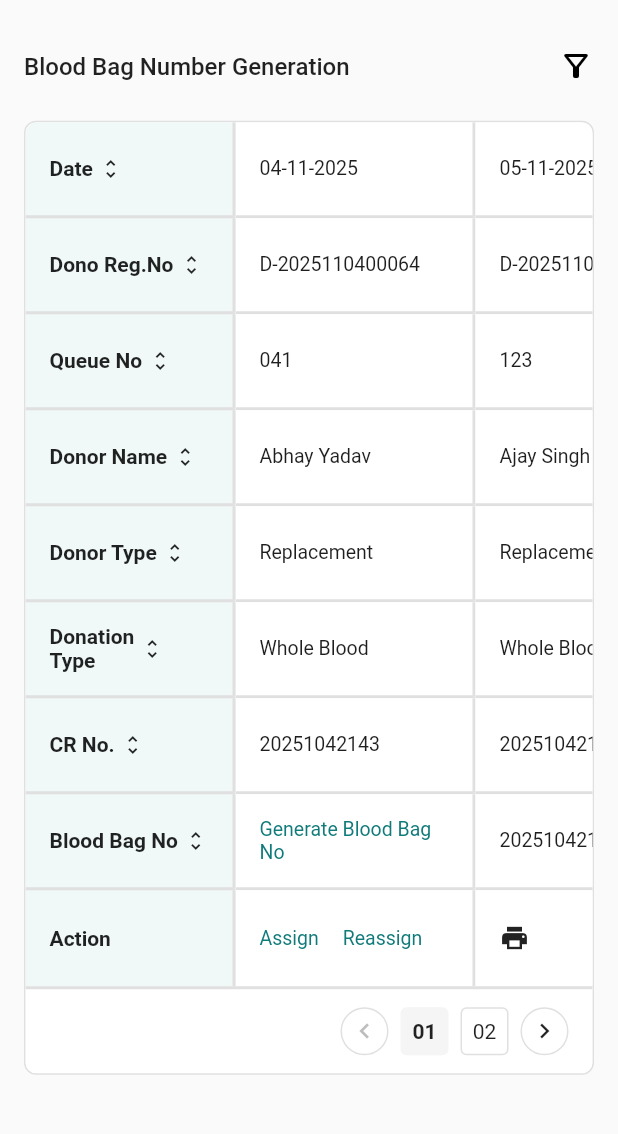
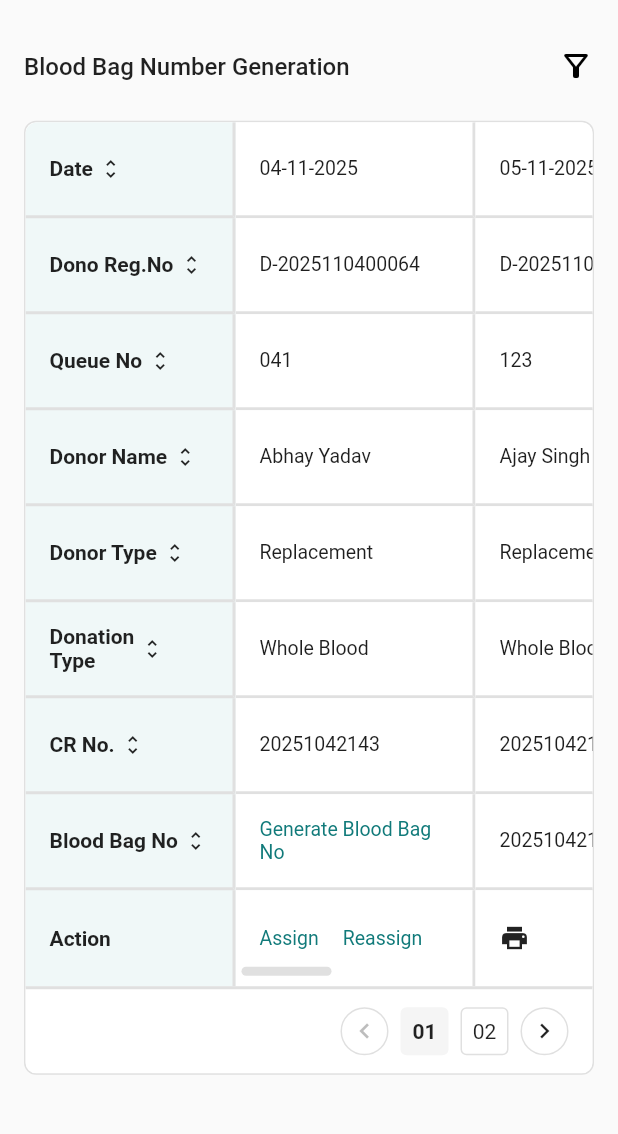
Before and after one commit to vineetDST/sgpgi_patient_portal, a Flutter app: the BloodBagNumberGeneration screen opened directly, on a phone screen of 412 x 824 dp, the part 84-1218 px from its top. Run offline on Flutter 3.47's test engine with Material 3 defaults, Android fonts, the light colour scheme and no system bars; our stand-ins replace curved_navigation_bar, fl_chart, flutter_local_notifications, flutter_svg, image_picker, permission_handler and 1 more.

Commit message:
scrollable problem solved
Signed-off-by: asgar-dstpl <asgar.a@digishieldtechnologies.com>

```diff
--- a/lib/Core/Utils/Table/scrollable_table.dart
+++ b/lib/Core/Utils/Table/scrollable_table.dart
@@ -136,7 +136,13 @@ class _ScrollableDataTableState extends State<ScrollableDataTable> {
                 // 2. RIGHT SCROLLABLE AREA
                 // ==========================================
                 Expanded(
-                  child: SingleChildScrollView(
+                  child: Column(
+                    mainAxisSize: MainAxisSize.min,
+                    children: [
+                      Stack(
+                          alignment: Alignment.bottomLeft,
+                        children: [
+                          SingleChildScrollView(
                           controller: _scrollController,
                           scrollDirection: Axis.horizontal,
                           child: Column(
@@ -184,6 +190,14 @@ class _ScrollableDataTableState extends State<ScrollableDataTable> {
                               }),
                             ],
                           ),
+                        ),
+                          SizedBox(
+                            height: 20.0, // Scrollbar container height
+                            child: _buildCustomDraggableScrollbar(),
+                          ),
+                        ]
+                      ),
+                    ],
                   ),
                 ),
               ],
@@ -279,6 +293,62 @@ class _ScrollableDataTableState extends State<ScrollableDataTable> {
       child: Icon(icon, size: 20, color: isDisabled ? Colors.grey.shade400 : Colors.black87),
     );
   }
+
+  Widget _buildCustomDraggableScrollbar() {
+    return AnimatedBuilder(
+      animation: _scrollController,
+      builder: (context, child) {
+        double maxScroll = 0;
+        double currentScroll = 0;
+
+        // 🔥 FIX: 'hasContentDimensions' add kiya taaki null dimensions par crash na ho
+        if (_scrollController.hasClients && _scrollController.position.hasContentDimensions) {
+          maxScroll = _scrollController.position.maxScrollExtent;
+          currentScroll = _scrollController.offset;
+        }
+
+        // Percentage calculate karein, 0 se 1 ke beech
+        double scrollFraction = maxScroll > 0 ? (currentScroll / maxScroll).clamp(0.0, 1.0) : 0.0;
+
+        return LayoutBuilder(
+          builder: (context, constraints) {
+            double trackWidth = constraints.maxWidth;
+            double thumbWidth = 60.0; // Scrollbar thumb ki lambai
+            double maxThumbOffset = (trackWidth - thumbWidth).clamp(0.0, double.infinity);
+            double thumbOffset = scrollFraction * maxThumbOffset; // X-axis par shift
+
+            return GestureDetector(
+              behavior: HitTestBehavior.opaque,
+              onHorizontalDragUpdate: (details) {
+                if (maxScroll <= 0) return;
+
+                double dragFraction = details.delta.dx / maxThumbOffset;
+                double newScroll = _scrollController.offset + (dragFraction * maxScroll);
+                _scrollController.jumpTo(newScroll.clamp(0.0, maxScroll));
+              },
+              child: Container(
+                width: trackWidth,
+                color: Colors.transparent,
+                alignment: Alignment.centerLeft,
+                padding: const EdgeInsets.symmetric(horizontal: 4.0),
+                child: Transform.translate(
+                  offset: Offset(thumbOffset, 0),
+                  child: Container(
+                    height: 6.0,
+                    width: thumbWidth,
+                    decoration: BoxDecoration(
+                      color: Colors.grey.shade300,
+                      borderRadius: BorderRadius.circular(10.0),
+                    ),
+                  ),
+                ),
+              ),
+            );
+          },
+        );
+      },
+    );
+  }
 }
 
 class NoPaddingCell extends StatelessWidget {
```
Lines whose indentation alone changed are shown as unchanged.
